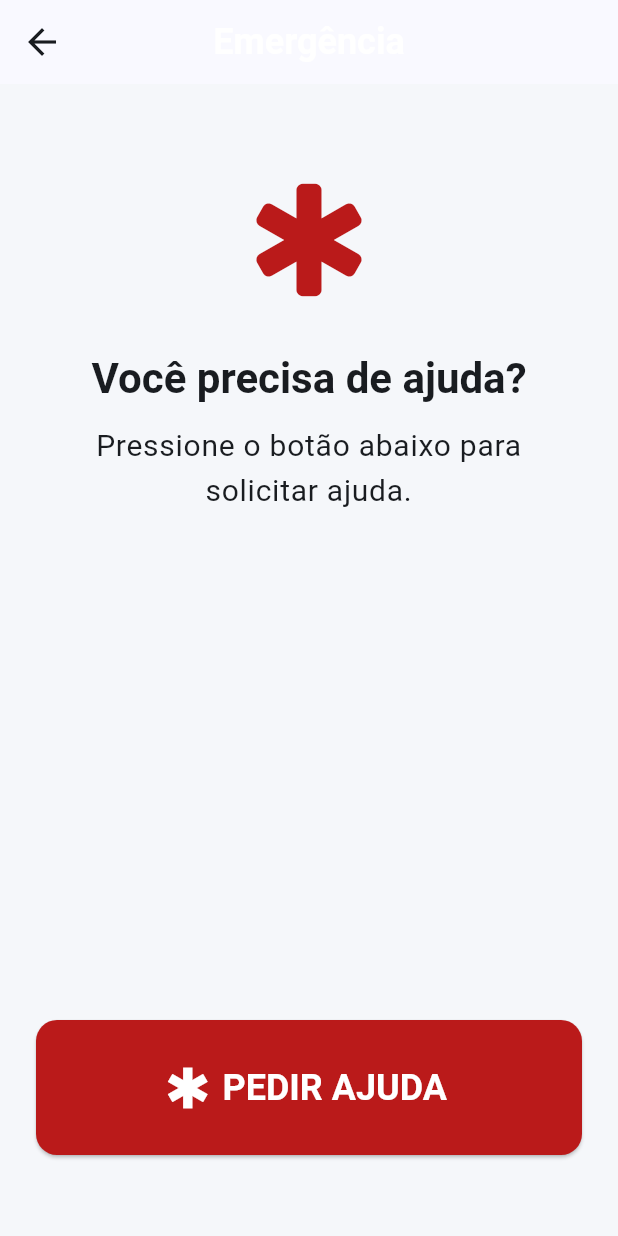
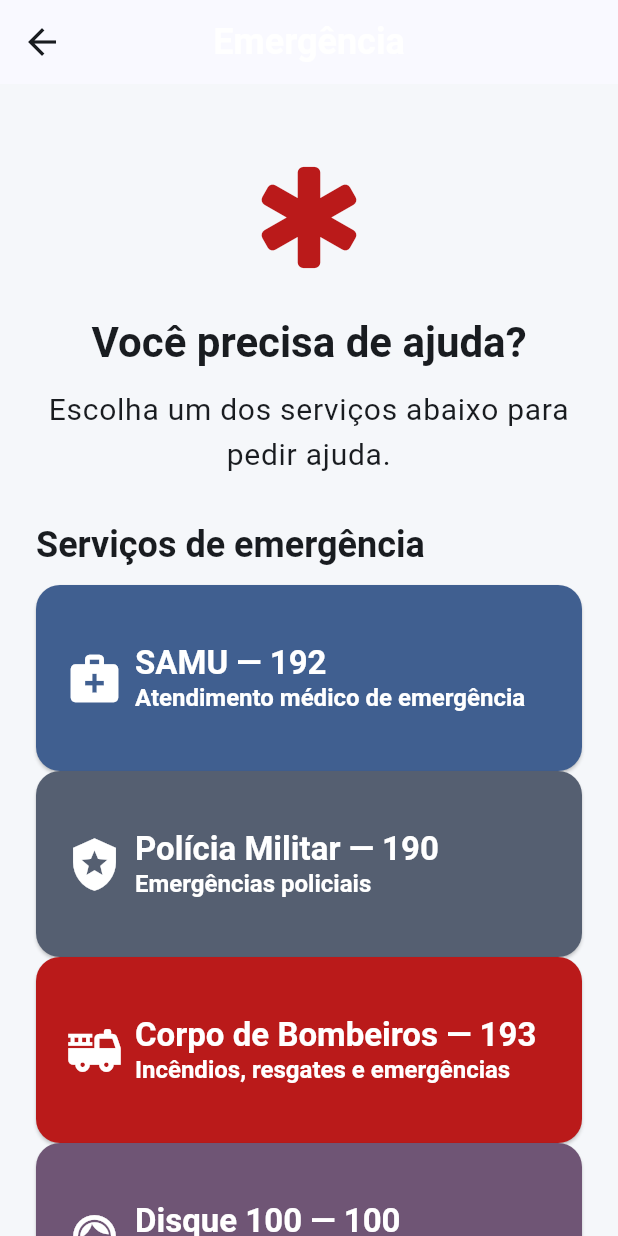
Before and after one commit to Daggorhorn/Idoso_Conectado, a Flutter app: the EmergencyScreen screen opened by its route, on a phone screen of 412 x 824 dp. Run offline on Flutter 3.47's test engine with Material 3 defaults, Android fonts, the phone set to English and light mode, and no system bars; our stand-ins replace flutter_local_notifications, flutter_timezone, shared_preferences, timezone; accounts and stored records are empty.

Commit message:
feat: finalizada acessibilidade e contatos de emergencia

```diff
--- a/lib/screens/emergency/emergency_screen.dart
+++ b/lib/screens/emergency/emergency_screen.dart
@@ -1,4 +1,5 @@
 import 'package:flutter/material.dart';
+import 'package:url_launcher/url_launcher.dart';
 
 class EmergencyScreen extends StatelessWidget {
   const EmergencyScreen({super.key});
@@ -12,20 +13,23 @@
         title: const Text('Emergência'),
       ),
       body: SafeArea(
-        child: Padding(
+        child: SingleChildScrollView(
           padding: const EdgeInsets.all(24),
           child: Column(
             crossAxisAlignment: CrossAxisAlignment.stretch,
             children: [
-              const SizedBox(height: 30),
+              const SizedBox(height: 20),
 
-              Icon(
+              Semantics(
+                label: 'Emergência',
+                child: Icon(
                   Icons.emergency_rounded,
-                size: 100,
+                  size: 90,
                   color: colorScheme.error,
                 ),
+              ),
 
-              const SizedBox(height: 24),
+              const SizedBox(height: 20),
 
               Text(
                 'Você precisa de ajuda?',
@@ -36,46 +40,72 @@
               const SizedBox(height: 12),
 
               Text(
-                'Pressione o botão abaixo para solicitar ajuda.',
+                'Escolha um dos serviços abaixo para pedir ajuda.',
                 textAlign: TextAlign.center,
                 style: Theme.of(context).textTheme.bodyLarge,
               ),
 
-              const Spacer(),
+              const SizedBox(height: 30),
 
               Semantics(
-              button: true,
-              label: 'Pedir ajuda em uma emergência',
-              child:SizedBox(
-                height: 90,
-                child: ElevatedButton.icon(
-                  onPressed: () {
-                    ScaffoldMessenger.of(context).showSnackBar(
-                      const SnackBar(
-                        content: Text(
-                          'Função de emergência será configurada posteriormente.',
+                header: true,
+                child: Text(
+                  'Serviços de emergência',
+                  style: Theme.of(context).textTheme.titleLarge,
                 ),
               ),
-                    );
-                  },
-                  icon: const Icon(
-                    Icons.emergency,
-                    size: 36,
+
+              const SizedBox(height: 12),
+
+              _ContatoEmergencia(
+                nome: 'SAMU',
+                numero: '192',
+                descricao: 'Atendimento médico de emergência',
+                icone: Icons.medical_services,
+                cor: colorScheme.primary,
               ),
-                  label: const Text(
-                    'PEDIR AJUDA',
+
+              _ContatoEmergencia(
+                nome: 'Polícia Militar',
+                numero: '190',
+                descricao: 'Emergências policiais',
+                icone: Icons.local_police,
+                cor: colorScheme.secondary,
               ),
-                  style: ElevatedButton.styleFrom(
-                    backgroundColor: colorScheme.error,
-                    foregroundColor: colorScheme.onError,
-                    textStyle: const TextStyle(
-                      fontSize: 24,
-                      fontWeight: FontWeight.bold,
+
+              _ContatoEmergencia(
+                nome: 'Corpo de Bombeiros',
+                numero: '193',
+                descricao: 'Incêndios, resgates e emergências',
+                icone: Icons.fire_truck,
+                cor: colorScheme.error,
+              ),
+
+              _ContatoEmergencia(
+                nome: 'Disque 100',
+                numero: '100',
+                descricao: 'Direitos Humanos e denúncias',
+                icone: Icons.support_agent,
+                cor: colorScheme.tertiary,
+              ),
+
+              const SizedBox(height: 24),
+
+              Semantics(
+                header: true,
+                child: Text(
+                  'Outros contatos',
+                  style: Theme.of(context).textTheme.titleLarge,
                 ),
               ),
+
+              const SizedBox(height: 8),
+
+              Text(
+                'Outros números úteis poderão ser adicionados aqui.',
+                style: Theme.of(context).textTheme.bodyMedium,
               ),
-              ),
-            ),
+
               const SizedBox(height: 30),
             ],
           ),
@@ -84,3 +114,102 @@
     );
   }
 }
+
+class _ContatoEmergencia extends StatelessWidget {
+  final String nome;
+  final String numero;
+  final String descricao;
+  final IconData icone;
+  final Color cor;
+
+  const _ContatoEmergencia({
+    required this.nome,
+    required this.numero,
+    required this.descricao,
+    required this.icone,
+    required this.cor,
+  });
+
+  Future<void> _ligar(BuildContext context) async {
+  final uri = Uri.parse('tel:$numero');
+
+  try {
+    final abriu = await launchUrl(
+      uri,
+      mode: LaunchMode.externalApplication,
+    );
+
+    if (!abriu && context.mounted) {
+      ScaffoldMessenger.of(context).showSnackBar(
+        const SnackBar(
+          content: Text(
+            'Não foi possível abrir o aplicativo de telefone.',
+          ),
+        ),
+      );
+    }
+  } catch (e) {
+    if (context.mounted) {
+      ScaffoldMessenger.of(context).showSnackBar(
+        const SnackBar(
+          content: Text(
+            'Não foi possível abrir o aplicativo de telefone.',
+          ),
+        ),
+      );
+    }
+  }
+}
+
+  @override
+  Widget build(BuildContext context) {
+  return Semantics(
+    button: true,
+    label: 'Ligar para $nome, número $numero. $descricao',
+    child: SizedBox(
+      width: double.infinity,
+      height: 124,
+      child: ElevatedButton.icon(
+        onPressed: () => _ligar(context),
+        icon: Icon(
+          icone,
+          size: 38,
+        ),
+        label: Expanded(
+          child: Column(
+            mainAxisAlignment: MainAxisAlignment.center,
+            crossAxisAlignment: CrossAxisAlignment.start,
+            children: [
+              Text(
+                '$nome — $numero',
+                style: const TextStyle(
+                  fontSize: 22,
+                  fontWeight: FontWeight.bold,
+                ),
+              ),
+              Text(
+                descricao,
+                style: const TextStyle(
+                  fontSize: 16,
+                ),
+              ),
+            ],
+          ),
+        ),
+        style: ElevatedButton.styleFrom(
+          backgroundColor: cor,
+          foregroundColor: Colors.white,
+          alignment: Alignment.centerLeft,
+          padding: const EdgeInsets.symmetric(
+            horizontal: 20,
+            vertical: 12,
+          ),
+          shape: RoundedRectangleBorder(
+            borderRadius: BorderRadius.circular(16),
+          ),
+        ),
+      ),
+    ),
+  );
+  }
+}
--- a/pubspec.yaml
+++ b/pubspec.yaml
@@ -41,6 +41,7 @@
   flutter_local_notifications: ^22.3.0
   timezone: ^0.11.1
   flutter_timezone: ^5.0.1
+  url_launcher: ^6.3.2
 
 dev_dependencies:
   flutter_test:
```
Also changed, not shown: pubspec.lock, 5 other files. Lines whose indentation alone changed are shown as unchanged.
